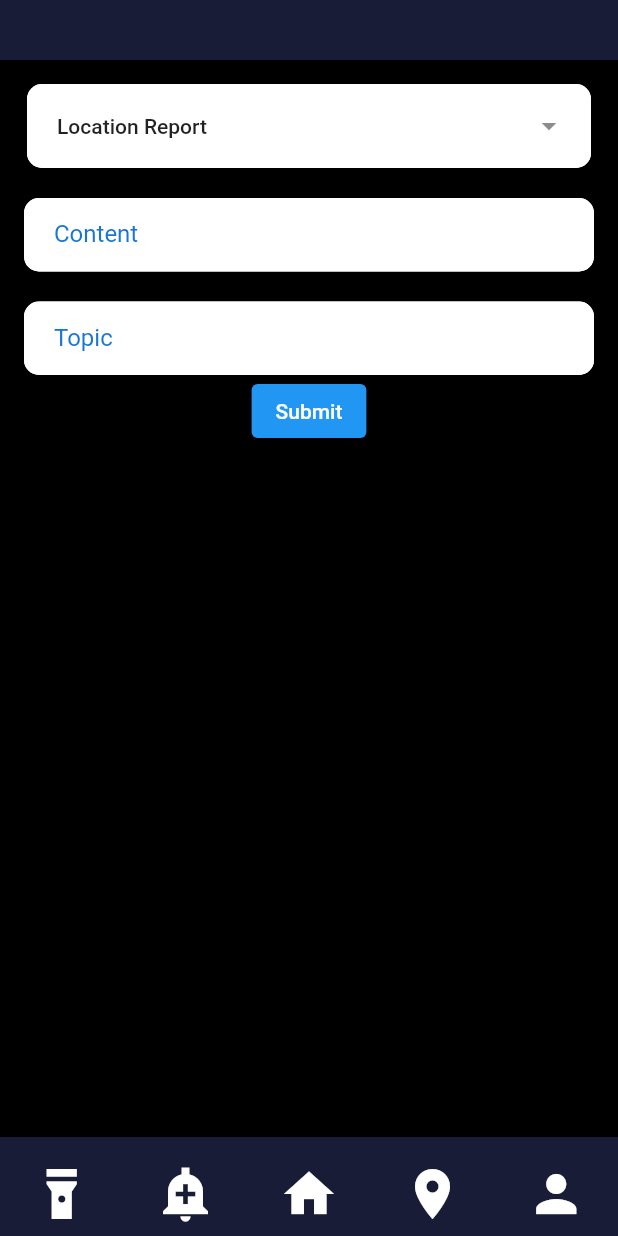
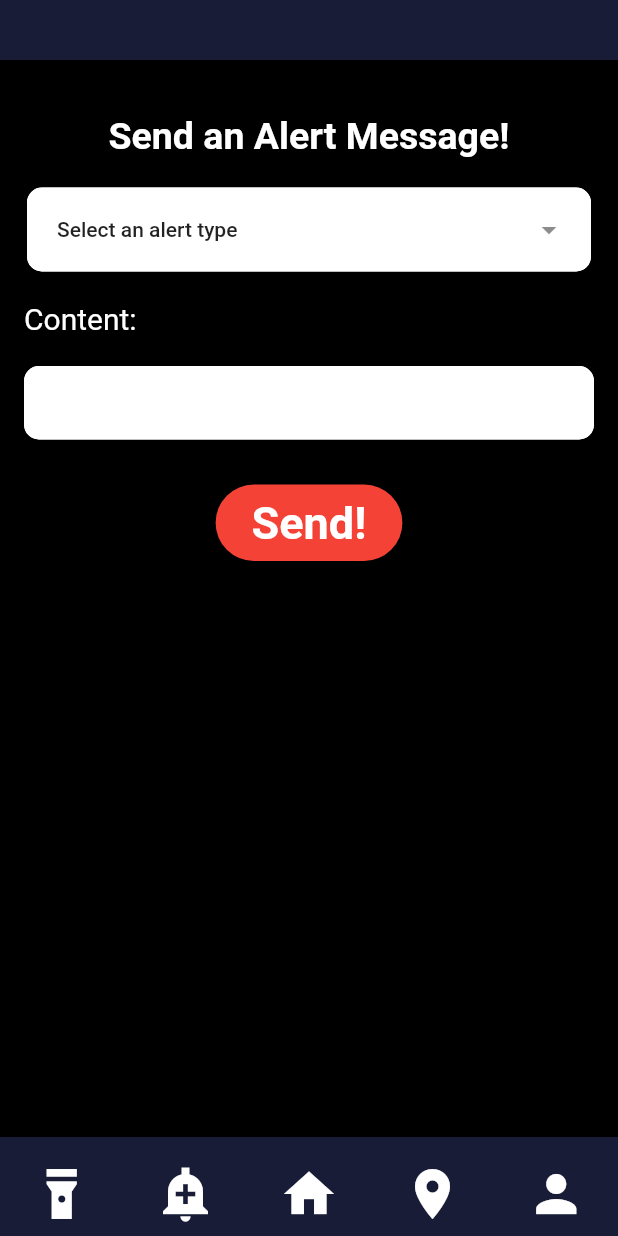
Before and after one commit to AyhanAllahverdiyev/WatchTower-Mobile, a Flutter app: the AlertDetails screen opened directly, on a phone screen of 412 x 824 dp. Run offline on Flutter 3.47's test engine with Material 2 defaults, Android fonts, the phone set to English and light mode, and no system bars; our stand-ins replace assets_audio_player, carousel_slider, firebase_core, firebase_messaging, flutter_local_notifications, geolocator and 3 more; missing offline and left inert: dart:ffi, level_map, nfc_manager, torch_light; accounts and stored records are empty; network calls fail.

Commit message:
alert details page frontend conf.

```diff
--- a/lib/pages/alert_details.dart
+++ b/lib/pages/alert_details.dart
@@ -1,3 +1,5 @@
+// ignore_for_file: prefer_const_constructors, sort_child_properties_last
+
 import 'package:flutter/material.dart';
 import 'package:watch_tower_flutter/components/bottom_navigation.dart';
 import 'package:watch_tower_flutter/pages/admin_home.dart';
@@ -7,7 +9,7 @@ import '../utils/login_utils.dart';
 import '../utils/alarm_utils.dart';
 
 const List<String> list = <String>[
-  'location_report',
+  'select_an_alert_type',
   'fire',
   'earthquake',
   'flood',
@@ -47,7 +49,7 @@ class AlertDetails extends StatefulWidget {
 
 class _AlertDetailsState extends State<AlertDetails> {
   final TextEditingController textFieldController1 = TextEditingController();
-  final TextEditingController textFieldController3 = TextEditingController();
+  final TextEditingController textFieldController = TextEditingController();
   String selectedType = '';
 
   String dropdownValue = list.first;
@@ -66,9 +68,17 @@ class _AlertDetailsState extends State<AlertDetails> {
           padding: const EdgeInsets.all(16.0),
           child: Column(
             children: [
+              SizedBox(height: 20),
+              Text("Send an Alert Message!",
+                  style: TextStyle(
+                      fontSize: 25,
+                      fontWeight: FontWeight.bold,
+                      color: Colors.white)),
+              SizedBox(height: 20),
               DropdownMenu<String>(
                 inputDecorationTheme: InputDecorationTheme(
-                  labelStyle: TextStyle(color: Colors.blue.shade700),
+                  labelStyle:
+                      TextStyle(color: const Color.fromARGB(242, 25, 118, 210)),
                   filled: true,
                   fillColor: Colors.white,
                   enabledBorder: OutlineInputBorder(
@@ -92,19 +102,24 @@ class _AlertDetailsState extends State<AlertDetails> {
                 dropdownMenuEntries:
                     list.map<DropdownMenuEntry<String>>((String value) {
                   return DropdownMenuEntry<String>(
-                      value: value,
-                      label: capitalizeFirstLetter(value
-                          .replaceFirst('_', ' ')
-                          .replaceFirst(value[value.indexOf('_') + 1],
-                              value[value.indexOf('_') + 1].toUpperCase())));
+                      value: value, label: capitalizeFirstLetter(value).replaceAll('_', ' '));
                 }).toList(),
+              ),
+
+
+              SizedBox(height: 20),
+              Align(
+                alignment: Alignment.centerLeft,
+                child: Text("Content:",
+                    style: TextStyle(
+                        fontSize: 20,
+                        color: Colors.white))
               ),
               SizedBox(height: 20),
               TextField(
-                controller: textFieldController1,
+                controller: textFieldController,
                 decoration: InputDecoration(
-                  labelText: 'Content',
-                  labelStyle: TextStyle(color: Colors.blue.shade700),
+
                   filled: true,
                   fillColor: Colors.white,
                   enabledBorder: OutlineInputBorder(
@@ -113,44 +128,32 @@ class _AlertDetailsState extends State<AlertDetails> {
                   ),
                   focusedBorder: OutlineInputBorder(
                     borderRadius: BorderRadius.circular(10.0),
-                    borderSide: BorderSide(color: Colors.blue),
+                    borderSide: BorderSide(color: Colors.black),
                   ),
                   contentPadding:
                       EdgeInsets.symmetric(vertical: 15.0, horizontal: 20.0),
                 ),
-                style: TextStyle(color: Colors.blue),
+                style: TextStyle(color: Colors.black),
               ),
-              SizedBox(height: 20),
-              TextField(
-                controller: textFieldController3,
-                decoration: InputDecoration(
-                  labelText: 'Topic',
-                  labelStyle: TextStyle(color: Colors.blue.shade700),
-                  filled: true,
-                  fillColor: Colors.white,
-                  enabledBorder: OutlineInputBorder(
-                    borderRadius: BorderRadius.circular(10.0),
-                    borderSide: BorderSide(color: Colors.white),
-                  ),
-                  focusedBorder: OutlineInputBorder(
-                    borderRadius: BorderRadius.circular(10.0),
-                    borderSide: BorderSide(color: Colors.blue),
-                  ),
-                  contentPadding:
-                      EdgeInsets.symmetric(vertical: 15.0, horizontal: 20.0),
-                ),
-                style: TextStyle(color: Colors.blue),
-              ),
+              SizedBox(height: 30),
               ElevatedButton(
                 onPressed: () async {
-                  Data data = Data(
-                      textFieldController1.text,
+                  if (selectedType=="select_an_alert_type" || selectedType.isEmpty) {
+                    await AlertUtils()
+                        .errorAlert('Please select a type', context);
+                  } else if (textFieldController.text.isEmpty) {
+                    await AlertUtils()
+                        .errorAlert('Please enter a message', context);
+                  }else {
+                    Data data = Data(
+                      "content",
                       selectedType,
-                      textFieldController3.text,
+                      textFieldController.text,
                       await LoginUtils().getUserId());
+
                   await BottomAppBarWidgetState().sendMessage(data);
                   int res = await WebSocketService()
-                      .sendBroadcastMessageFirebase(textFieldController1.text,
+                      .sendBroadcastMessageFirebase(textFieldController.text,
                           selectedType, 'Broadcast_Alert');
                   if (res >= 399) {
                     await AlertUtils().errorAlert('Failed to send', context);
@@ -167,19 +170,40 @@ class _AlertDetailsState extends State<AlertDetails> {
                     } else if (authLevel == 'user') {
                       Navigator.pushAndRemoveUntil(
                         context,
-                        MaterialPageRoute(
-                            builder: (context) => HomePage()),
+                        MaterialPageRoute(builder: (context) => HomePage()),
                         (route) => false,
                       );
                     }
                   }
+                  }
+
                 },
-                child: Text('Submit'),
+
+                child: Padding(
+                  padding: const EdgeInsets.all(8.0),
+                  child: Text('Send!',
+                      style: TextStyle(
+                          color: Colors.white,
+                          fontSize: 30,
+                          fontWeight: FontWeight.bold)),
+                ),
+                style: ButtonStyle(
+                  backgroundColor: MaterialStateProperty.all<Color>(Colors.red),
+
+                  shape: MaterialStateProperty.all<RoundedRectangleBorder>(
+                    RoundedRectangleBorder(
+                      borderRadius: BorderRadius.circular(50.0),
+                    ),
+
+                    ),
+                ),
               ),
             ],
           ),
         ),
-        bottomNavigationBar: BottomAppBarWidget(pageName: "AlertDetail",),
+        bottomNavigationBar: BottomAppBarWidget(
+          pageName: "AlertDetail",
+        ),
       ),
     );
   }
```
